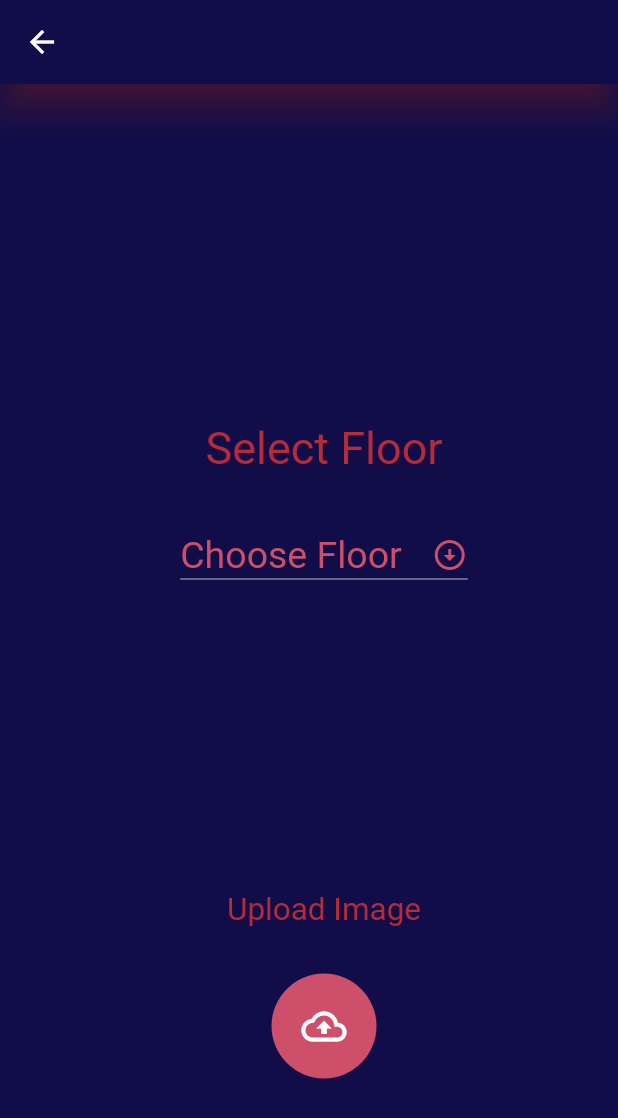
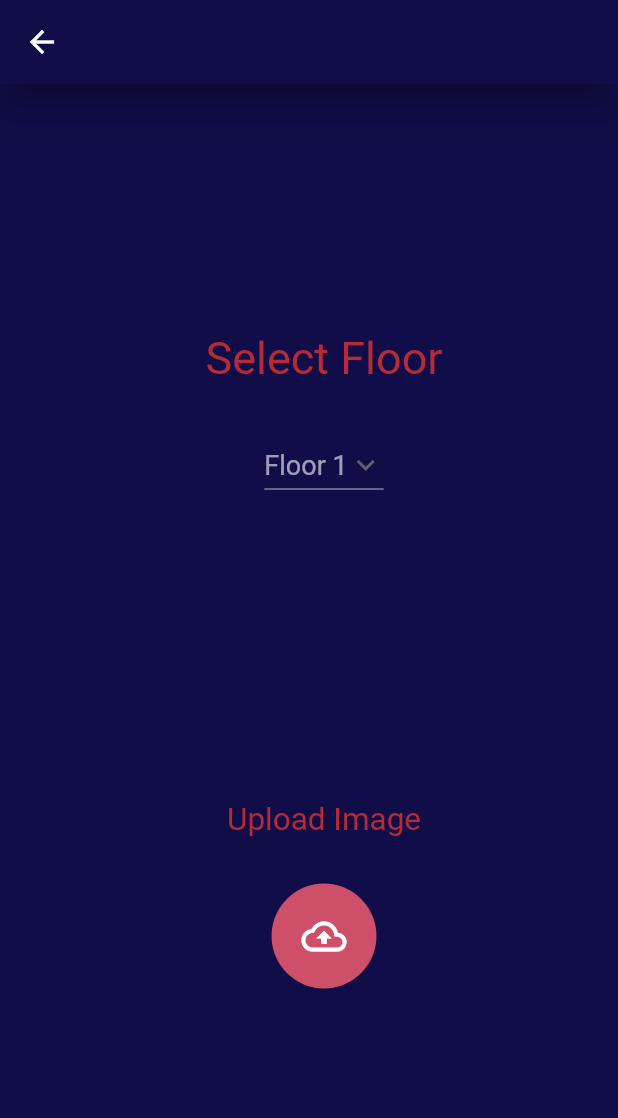
Before and after one commit to azwarshariq/PALANTIR, a Flutter app: the UploadScreen screen opened directly, on a phone screen of 412 x 824 dp. Shown: the top 1118 px of the screen. Run offline on Flutter 3.47's test engine with Material 2 defaults, Android fonts, the phone set to English and light mode, and no system bars; our stand-ins replace cloud_firestore, dropdown_search, firebase_auth, firebase_core, firebase_storage, google_fonts and 1 more; missing offline and left inert: popup_card; accounts and stored records are empty.

```diff
--- a/lib/pages/upload_screen.dart
+++ b/lib/pages/upload_screen.dart
@@ -1,44 +1,44 @@
 import 'package:cloud_firestore/cloud_firestore.dart';
-import 'package:flutter/material.dart';
 import 'package:image_picker/image_picker.dart';
-import 'package:flutter/foundation.dart';
 import 'package:dropdown_search/dropdown_search.dart';
 import 'package:palantir_ips/pages/view_screen.dart';
 import 'package:palantir_ips/pages/storage_service.dart';
+import 'package:flutter/material.dart';
 
 class UploadScreen extends StatefulWidget {
-  UploadScreen({Key? key}) : super(key: key);
+  const UploadScreen({Key? key}) : super(key: key);
 
   @override
   _MyUploadScreenState createState() => _MyUploadScreenState();
 }
 
 class _MyUploadScreenState extends State<UploadScreen> {
-  Widget build(BuildContext context) {
-    final double height = MediaQuery.of(context).size.height;
-    List<String> items = ["Floor 1", "Floor 2", "Floor 3", "Floor 4"];
-    String? dropDownValue;
+  String dropdownvalue = 'Floor 1';
   final Storage storage = Storage();
 
+  var items = [
+    'Floor 1',
+    'Floor 2',
+    'Floor 3',
+    'Floor 4',
+    'Floor 5',
+  ];
+  @override
+  Widget build(BuildContext context) {
     return Scaffold(
       appBar: AppBar(
         backgroundColor: const Color(0xff100D49),
         elevation: 10,
-        shadowColor: const Color(0xffB62B37),
       ),
-      backgroundColor:const Color(0xff100D49),
+      backgroundColor: const Color(0xff100D49),
       body: Container(
           padding: const EdgeInsets.only(left: 60, right: 40, top: 0),
           child: Form(
             child: Center(
-            // Select Floor
               child: SingleChildScrollView(
                 child: Column(
-                crossAxisAlignment: CrossAxisAlignment.center,
-                children:
-                [
-                  const SizedBox(height: 120),
-
+                  mainAxisAlignment: MainAxisAlignment.center,
+                  children: [
                     const Text(
                       "Select Floor",
                       style: TextStyle(
@@ -50,60 +50,35 @@ class _MyUploadScreenState extends State<UploadScreen> {
                       height: 30,
                       width: 220,
                     ),
-
                     DropdownButton(
-                    value: dropDownValue,
-                    borderRadius: BorderRadius.circular(10),
-                    items: items.map((items) {
+                      value: dropdownvalue,
+                      icon: const Icon(Icons.keyboard_arrow_down),
+                      items: items.map((String items) {
                         return DropdownMenuItem(
                           value: items,
                           child: Text(
                             items,
-                          style: TextStyle(fontSize: 20),
+                            style: const TextStyle(
+                                color: Colors.white60, fontSize: 18),
                           ),
                         );
                       }).toList(),
-
                       onChanged: (String? newValue) {
                         setState(() {
-                        dropDownValue = newValue!;
+                          dropdownvalue = newValue!;
                         });
                       },
-                    hint: Text(
-                      "Choose Floor",
-                      style: TextStyle(
-                        fontSize: 25,
-                        color: const Color(0xFFCD4F69),
+                      dropdownColor: Colors.white60,
                     ),
-                    ),
-                    icon: const Padding(
-                      //Icon at tail, arrow bottom is default icon
-                      padding: EdgeInsets.only(left: 20),
-                      child: Icon(Icons.arrow_circle_down_sharp)
-                    ),
-
-                    iconEnabledColor: const Color(0xFFCD4F69), //Icon color
-                    style: TextStyle(
-                      fontSize: 21,
-                      color:const Color(0xffB62B37),
-                    ),
-
-                    dropdownColor: Colors.white60, //dropdown background color
-                  ),
-                  // Upload Image
-
                     const SizedBox(height: 200),
-
                     const Text(
                       "Upload Image",
                       style: TextStyle(
                         fontSize: 21,
-                      color:const Color(0xffB62B37),
+                        color: const Color(0xffB62B37),
                       ),
                     ),
-
                     const SizedBox(height: 30),
-
                     CircleAvatar(
                       //Add Button
                       radius: 35.0,
@@ -134,7 +109,6 @@ class _MyUploadScreenState extends State<UploadScreen> {
                               const SnackBar(
                                   content: Text('No file selected!')));
                         }
-
                         final path = file!.path;
                         final name = file.name;
 
@@ -144,15 +118,15 @@ class _MyUploadScreenState extends State<UploadScreen> {
                         storage
                             .uploadFile(path, name)
                             .then((value) => print('Done'));
+
                         },
                       ),
                     ),
-                ]
+                  ],
                 ),
               ),
             ),
-        )
-      )
+          )),
     );
   }
 }
--- a/lib/read_data/get_buildings.dart
+++ b/lib/read_data/get_buildings.dart
@@ -23,7 +23,7 @@ class GetBuildings extends StatelessWidget {
               mainAxisSize: MainAxisSize.min,
               children: [
                 Text(
-                  'Building: ${data['Name']} ${data['userRef']}',
+                  '${data['Name']}',
                   style: GoogleFonts.raleway(
                     color: const Color(0xffB62B37),
                     fontWeight: FontWeight.w200,
--- a/lib/read_data/get_user_name.dart
+++ b/lib/read_data/get_user_name.dart
@@ -22,9 +22,13 @@ class GetUserName extends StatelessWidget {
               (element) {
             print(element.reference);
             buildingDocReference.add(element.reference.id);
-          }
-      ),
-    );
+            }
+          ),
+        );
+    print('Building References:');
+    for(int i=0; i<2; i++){
+      print(buildingDocReference[i]);
+    }
   }
 
   @override
@@ -40,18 +44,17 @@ class GetUserName extends StatelessWidget {
             if (snapshot.connectionState == ConnectionState.done) {
               Map<String, dynamic> data = snapshot.data!.data() as Map<String, dynamic>;
 
-              List buildings = data['listOfBuildings'];
-
               if(data['email'] == this.email) {
                 return Column(
                   mainAxisSize: MainAxisSize.min,
                   children: [
                     Text(
-                      'Welcome, ${data['firstName']} ${data['lastName']}',
+                      'Welcome, ${data['firstName']} ${data['lastName']}\n'
+                      + 'You\'ve mapped the following buildings:',
                       style: GoogleFonts.raleway(
                         color: const Color(0xffB62B37),
                         fontWeight: FontWeight.w200,
-                        fontSize: 20,
+                        fontSize: 25,
                       ),
                     ),
 
@@ -62,7 +65,7 @@ class GetUserName extends StatelessWidget {
                           return ListView.builder(
                             scrollDirection: Axis.vertical,
                             shrinkWrap: true,
-                            itemCount: buildings.length,
+                            itemCount: buildingDocReference.length,
                             itemBuilder: (context, index) {
                               return Padding(
                                 padding: const EdgeInsets.all(8.0),
```
Lines whose indentation alone changed are shown as unchanged.
